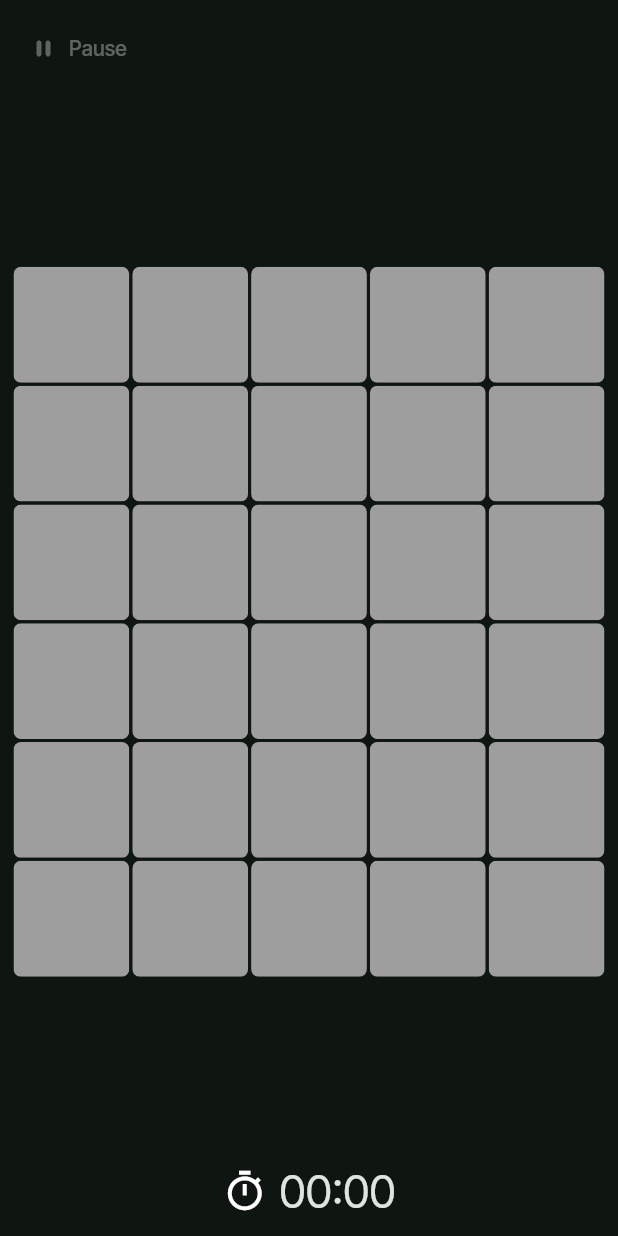
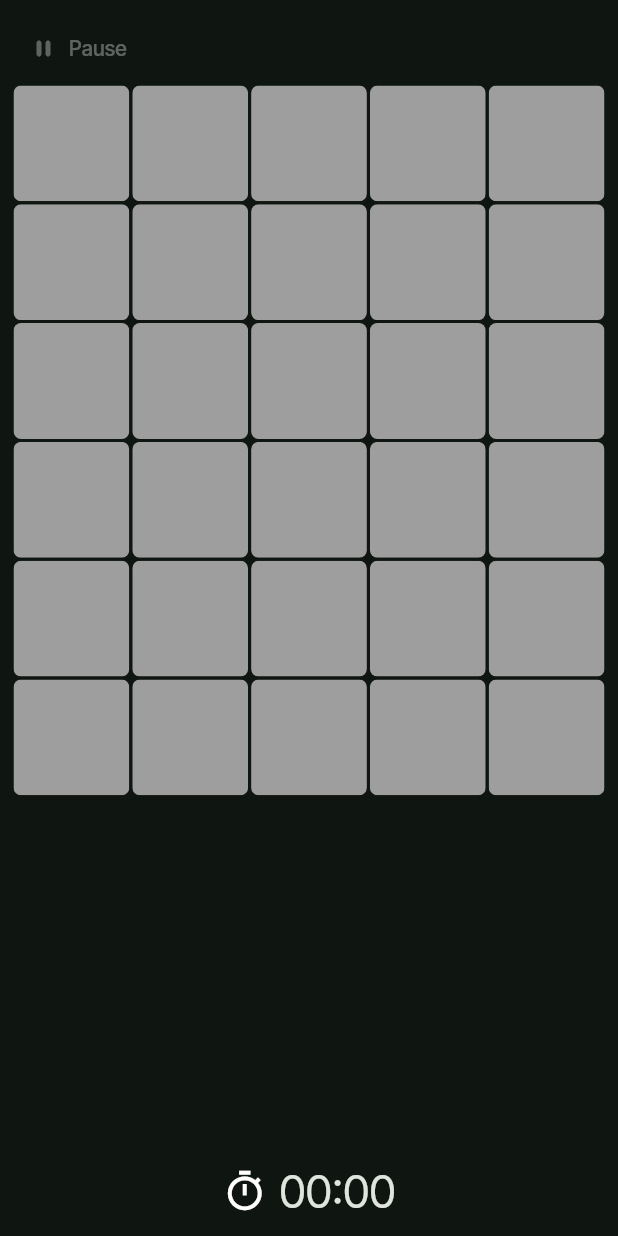
Before and after one commit to zeeshanok/minesweeper, a Flutter app: the screen it shows after launch, after a tap on "Easy", on a phone screen of 412 x 824 dp. Run offline on Flutter 3.47's test engine with Material 2 defaults, Android fonts, the phone set to English and light mode, and no system bars.

```diff
--- a/lib/widgets/board.dart
+++ b/lib/widgets/board.dart
@@ -53,18 +53,27 @@ class _MinesweeperBoardState extends State<MinesweeperBoard> {
               child: AnimatedOpacity(
                 opacity: shouldAllowPlay ? 1 : 0.4,
                 duration: duration,
+                child: LayoutBuilder(builder: (context, constraints) {
+                  final biggest = constraints.biggest;
+                  final size = biggest.shortestSide /
+                      (biggest.aspectRatio > 1
+                          ? widget.game.cellGrid.length
+                          : widget.game.cellGrid[0].length);
+                  return SizedBox(
+                    height: constraints.biggest.height,
+                    width: constraints.biggest.width,
                     child: Column(
                       mainAxisSize: MainAxisSize.min,
                       children: [
                         for (var j = 0; j < widget.game.cellGrid.length; j++)
                           Row(
-                        mainAxisSize: MainAxisSize.max,
+                            mainAxisSize: MainAxisSize.min,
                             children: [
                               for (var i = 0;
                                   i < widget.game.cellGrid[j].length;
                                   i++)
-                            Expanded(
-                              child: MinesweeperCell(
+                                MinesweeperCell(
+                                  size: size,
                                   cell: widget.game.cellGrid[j][i],
                                   onFlag: () {
                                     widget.onFlag(i, j);
@@ -75,12 +84,13 @@ class _MinesweeperBoardState extends State<MinesweeperBoard> {
                                   onOpen: () {
                                     widget.onOpen(i, j);
                                   },
-                              ),
                                 )
                             ],
                           ),
                       ],
                     ),
+                  );
+                }),
               ),
             ),
           ),
--- a/lib/widgets/cell.dart
+++ b/lib/widgets/cell.dart
@@ -11,8 +11,10 @@ class MinesweeperCell extends StatefulWidget {
     required this.onFlag,
     required this.onUnflag,
     required this.onOpen,
+    required this.size,
   });
   final Cell cell;
+  final double size;
 
   final void Function() onOpen, onFlag, onUnflag;
 
@@ -122,7 +124,9 @@ class _MinesweeperCellState extends State<MinesweeperCell>
       alignment: Alignment.center,
       children: [
         const Icon(Icons.flag_circle_rounded, size: 30),
-        Container(
+        SizedBox.square(
+          dimension: widget.size,
+          child: Container(
             margin: const EdgeInsets.all(1),
             child: AspectRatio(
               aspectRatio: 1.0,
@@ -144,6 +148,7 @@ class _MinesweeperCellState extends State<MinesweeperCell>
                       color: getBackgroundColor(widget.cell),
                     ),
                     child: Center(child: getCellForeground(widget.cell)),
+                  ),
                 ),
               ),
             ),
--- a/lib/widgets/pages/play_page.dart
+++ b/lib/widgets/pages/play_page.dart
@@ -55,11 +55,13 @@ class _PlayPageState extends State<PlayPage> {
                   onPressed: getPauseOnPressed(),
                 ),
               ),
-              MinesweeperBoard(
-                game: game,
-                onOpen: (x, y) => setState(() => game.open(x, y)),
-                onFlag: (x, y) => setState(() => game.flag(x, y)),
-                onUnflag: (x, y) => setState(() => game.unflag(x, y)),
+              Expanded(
+                child: MinesweeperBoard(
+                  game: game,
+                  onOpen: (x, y) => setState(() => game.open(x, y)),
+                  onFlag: (x, y) => setState(() => game.flag(x, y)),
+                  onUnflag: (x, y) => setState(() => game.unflag(x, y)),
+                ),
               ),
               MinesweeperClock(elapsedTimeStream: game.elapsedTimeStream)
             ],
```
Lines whose indentation alone changed are shown as unchanged.
